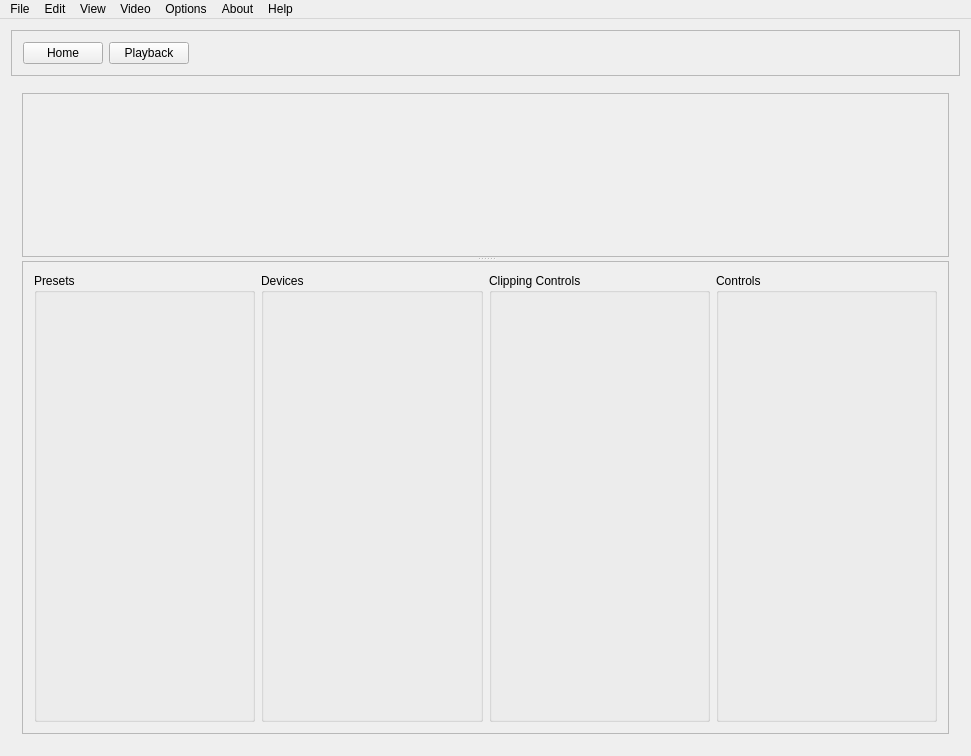
Before: the Qt Designer form src/Windows/MainWindow/MainWindow.ui in m-riley04/ModularSensorSystem, drawn with Qt 5.
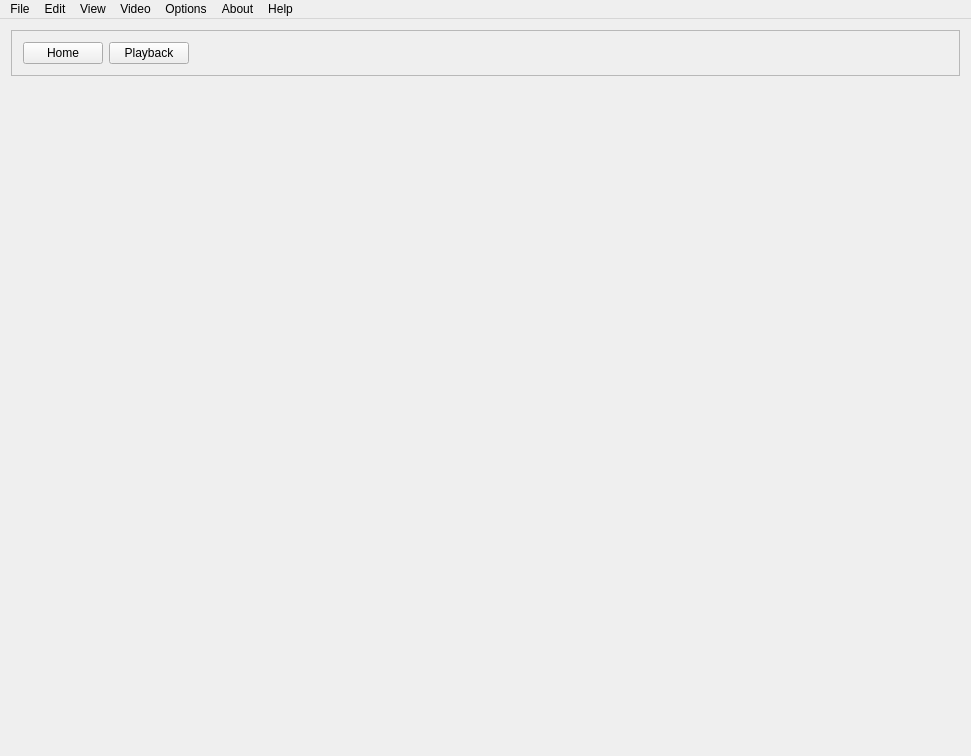
After: the same form once the commit is applied. Custom widgets are drawn as their Qt base class.

Commit message: create pages

What changed in the file:
```diff
--- a/src/Windows/MainWindow/MainWindow.ui
+++ b/src/Windows/MainWindow/MainWindow.ui
@@ -55,99 +55,7 @@
      </widget>
     </item>
     <item row="1" column="0">
-     <widget class="QStackedWidget" name="stackedWidget">
-      <property name="currentIndex">
-       <number>0</number>
-      </property>
-      <widget class="QWidget" name="page">
-       <layout class="QGridLayout" name="gridLayout_2">
-        <item row="0" column="0">
-         <widget class="QSplitter" name="splitter">
-          <property name="orientation">
-           <enum>Qt::Orientation::Vertical</enum>
-          </property>
-          <property name="opaqueResize">
-           <bool>false</bool>
-          </property>
-          <widget class="QFrame" name="frameViews">
-           <property name="frameShape">
-            <enum>QFrame::Shape::StyledPanel</enum>
-           </property>
-           <property name="frameShadow">
-            <enum>QFrame::Shadow::Raised</enum>
-           </property>
-           <layout class="QGridLayout" name="gridLayout_3">
-            <item row="0" column="0">
-             <widget class="PreviewContainerWidget" name="devicePreviewWidget" native="true"/>
-            </item>
-           </layout>
-          </widget>
-          <widget class="QFrame" name="frameControls">
-           <property name="frameShape">
-            <enum>QFrame::Shape::StyledPanel</enum>
-           </property>
-           <property name="frameShadow">
-            <enum>QFrame::Shadow::Raised</enum>
-           </property>
-           <layout class="QHBoxLayout" name="horizontalLayout_2">
-            <item>
-             <widget class="QGroupBox" name="groupBox_2">
-              <property name="title">
-               <string>Presets</string>
-              </property>
-              <layout class="QGridLayout" name="gridLayout_4">
-               <item row="0" column="0">
-                <widget class="PresetsWidget" name="presetsWidget" native="true"/>
-               </item>
-              </layout>
-             </widget>
-            </item>
-            <item>
-             <widget class="QGroupBox" name="groupBox_3">
-              <property name="title">
-               <string>Devices</string>
-              </property>
-              <layout class="QVBoxLayout" name="verticalLayout">
-               <item>
-                <widget class="DeviceListWidget" name="deviceListWidget" native="true"/>
-               </item>
-              </layout>
-             </widget>
-            </item>
-            <item>
-             <widget class="QGroupBox" name="groupBox">
-              <property name="title">
-               <string>Clipping Controls</string>
-              </property>
-              <layout class="QVBoxLayout" name="verticalLayout_3">
-               <item>
-                <widget class="ClippingControlsWidget" name="clippingControls" native="true"/>
-               </item>
-              </layout>
-             </widget>
-            </item>
-            <item>
-             <widget class="QGroupBox" name="groupBox_4">
-              <property name="title">
-               <string>Controls</string>
-              </property>
-              <layout class="QVBoxLayout" name="verticalLayout_2">
-               <item>
-                <widget class="SessionControlsWidget" name="sessionControls" native="true"/>
-               </item>
-              </layout>
-             </widget>
-            </item>
-           </layout>
-          </widget>
-         </widget>
-        </item>
-       </layout>
-      </widget>
-      <widget class="QWidget" name="page_2">
-       <layout class="QVBoxLayout" name="verticalLayout_4"/>
-      </widget>
-     </widget>
+     <widget class="QStackedWidget" name="pagesStack"/>
     </item>
    </layout>
   </widget>
@@ -254,38 +162,6 @@
   </action>
  </widget>
  <layoutdefault spacing="6" margin="11"/>
- <customwidgets>
-  <customwidget>
-   <class>ClippingControlsWidget</class>
-   <extends>QWidget</extends>
-   <header>Widgets/ClippingControls/clippingcontrolswidget.h</header>
-   <container>1</container>
-  </customwidget>
-  <customwidget>
-   <class>DeviceListWidget</class>
-   <extends>QWidget</extends>
-   <header>Widgets/DeviceListWidget/devicelistwidget.h</header>
-   <container>1</container>
-  </customwidget>
-  <customwidget>
-   <class>PreviewContainerWidget</class>
-   <extends>QWidget</extends>
-   <header>Widgets/PreviewContainerWidget/previewcontainerwidget.h</header>
-   <container>1</container>
-  </customwidget>
-  <customwidget>
-   <class>PresetsWidget</class>
-   <extends>QWidget</extends>
-   <header>Widgets/PresetsWidget/presetswidget.h</header>
-   <container>1</container>
-  </customwidget>
-  <customwidget>
-   <class>SessionControlsWidget</class>
-   <extends>QWidget</extends>
-   <header>Widgets/SessionControlsWidget/sessioncontrolswidget.h</header>
-   <container>1</container>
-  </customwidget>
- </customwidgets>
  <resources>
   <include location="../../MainWindow.qrc"/>
  </resources>
```
Left out of the diff: 2 changed lines with no effect on the pictures. The commit also changes 5 other files.
